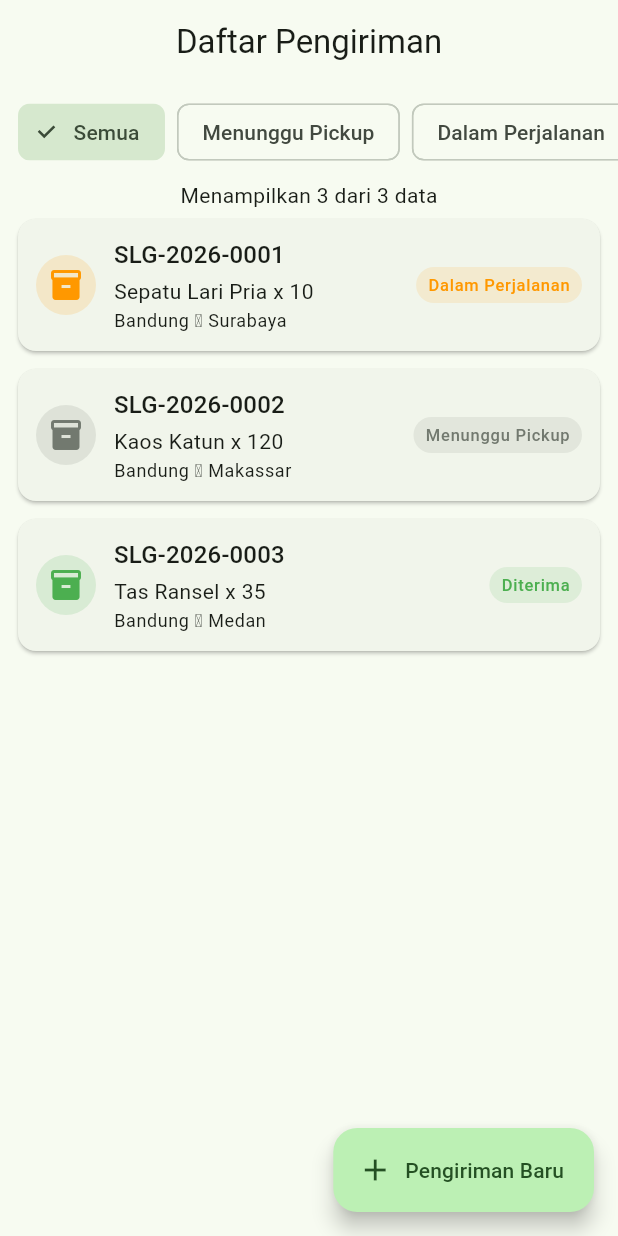
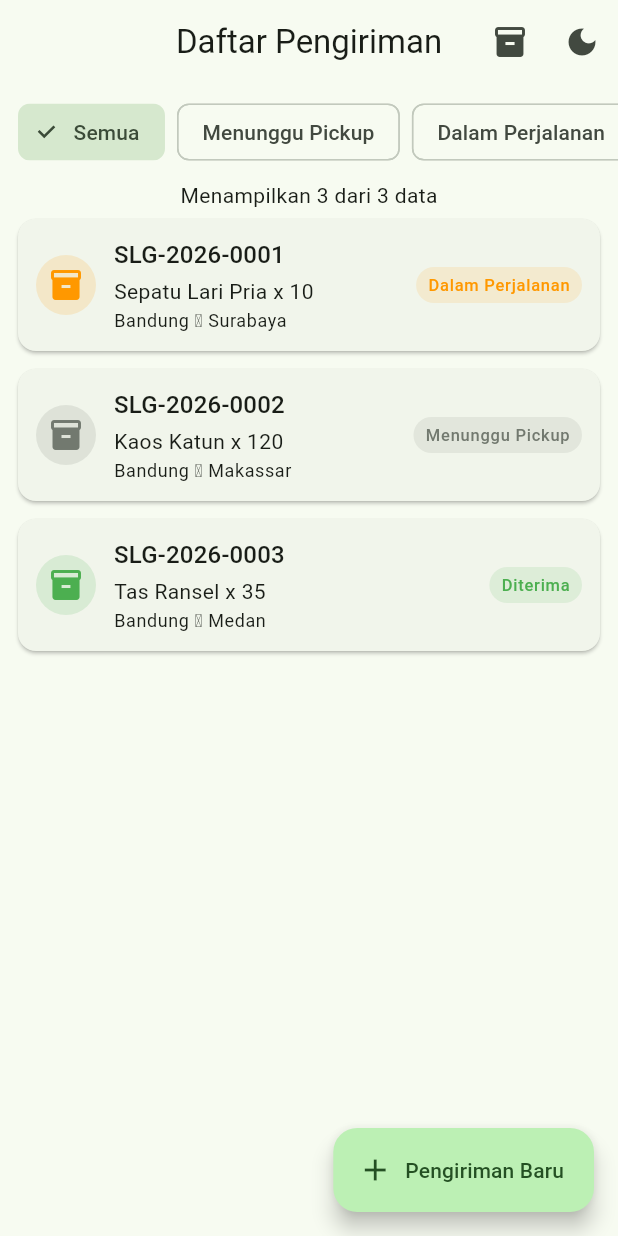
Before and after one commit to MuhammadBaihaqi0/silog-714240024, a Flutter app: the screen it shows after launch, on a phone screen of 412 x 824 dp. Run offline on Flutter 3.47's test engine with Material 3 defaults, Android fonts, the phone set to English and light mode, and no system bars; our stand-ins replace sembast, sembast_web, shared_preferences.

Commit message:
modul-08: penyimpanan data lokal menggunakan sembast dan shared_preferences

```diff
--- a/silog_app/lib/main.dart
+++ b/silog_app/lib/main.dart
@@ -1,20 +1,77 @@
 import 'package:flutter/material.dart';
 
+import 'data/preferensi.dart';
 import 'tampilan/daftar_pengiriman_page.dart';
 
 void main() => runApp(const SiLogApp());
 
-class SiLogApp extends StatelessWidget {
+/// Tugas 3: StatefulWidget agar dapat men-toggle dark mode
+class SiLogApp extends StatefulWidget {
   const SiLogApp({super.key});
+
+  /// Metode statis untuk toggle dark mode dari widget lain
+  static void toggleDarkMode(BuildContext context) {
+    final state = context.findAncestorStateOfType<SiLogAppState>();
+    state?.toggleDarkMode();
+  }
+
+  @override
+  State<SiLogApp> createState() => SiLogAppState();
+}
+
+class SiLogAppState extends State<SiLogApp> {
+  final _pref = Preferensi();
+  ThemeMode _themeMode = ThemeMode.light;
+
+  @override
+  void initState() {
+    super.initState();
+    _muatPreferensi();
+  }
+
+  Future<void> _muatPreferensi() async {
+    final gelap = await _pref.modeGelap();
+    if (!mounted) return;
+    setState(() {
+      _themeMode = gelap ? ThemeMode.dark : ThemeMode.light;
+    });
+  }
+
+  Future<void> toggleDarkMode() async {
+    final baruGelap = _themeMode == ThemeMode.light;
+    await _pref.setModeGelap(baruGelap);
+    if (!mounted) return;
+    setState(() {
+      _themeMode = baruGelap ? ThemeMode.dark : ThemeMode.light;
+    });
+  }
 
   @override
   Widget build(BuildContext context) {
     return MaterialApp(
       title: 'SiLog',
       debugShowCheckedModeBanner: false,
+      themeMode: _themeMode,
       theme: ThemeData(
         useMaterial3: true,
-        colorScheme: ColorScheme.fromSeed(seedColor: const Color(0xFF1B5E20)),
+        colorScheme: ColorScheme.fromSeed(
+          seedColor: const Color(0xFF1B5E20),
+        ),
+        cardTheme: CardThemeData(
+          elevation: 1,
+          shape: RoundedRectangleBorder(
+            borderRadius: BorderRadius.circular(12),
+          ),
+        ),
+        appBarTheme: const AppBarTheme(centerTitle: true),
+      ),
+      darkTheme: ThemeData(
+        useMaterial3: true,
+        brightness: Brightness.dark,
+        colorScheme: ColorScheme.fromSeed(
+          seedColor: const Color(0xFF1B5E20),
+          brightness: Brightness.dark,
+        ),
         cardTheme: CardThemeData(
           elevation: 1,
           shape: RoundedRectangleBorder(
--- /dev/null
+++ b/silog_app/lib/model/stok.dart
@@ -0,0 +1,46 @@
+class Stok {
+  final int? id;
+  final String kodeBarang;
+  final String namaBarang;
+  final String kodeGudang;
+  final int jumlah;
+  final DateTime diperbaruiPada;
+
+  Stok({
+    this.id,
+    required this.kodeBarang,
+    required this.namaBarang,
+    required this.kodeGudang,
+    required this.jumlah,
+    required this.diperbaruiPada,
+  });
+
+  Map<String, Object?> toMap() => {
+        'kodeBarang': kodeBarang,
+        'namaBarang': namaBarang,
+        'kodeGudang': kodeGudang,
+        'jumlah': jumlah,
+        'diperbaruiPada': diperbaruiPada.toIso8601String(),
+      };
+
+  factory Stok.fromMap(int id, Map<String, Object?> map) => Stok(
+        id: id,
+        kodeBarang: map['kodeBarang'] as String,
+        namaBarang: map['namaBarang'] as String,
+        kodeGudang: map['kodeGudang'] as String,
+        jumlah: map['jumlah'] as int,
+        diperbaruiPada: DateTime.parse(map['diperbaruiPada'] as String),
+      );
+
+  Stok salinDengan({int? jumlah}) => Stok(
+        id: id,
+        kodeBarang: kodeBarang,
+        namaBarang: namaBarang,
+        kodeGudang: kodeGudang,
+        jumlah: jumlah ?? this.jumlah,
+        diperbaruiPada: DateTime.now(),
+      );
+
+  @override
+  String toString() => '[$kodeBarang] $namaBarang @ $kodeGudang = $jumlah';
+}
--- a/silog_app/lib/tampilan/daftar_pengiriman_page.dart
+++ b/silog_app/lib/tampilan/daftar_pengiriman_page.dart
@@ -1,9 +1,11 @@
 import 'package:flutter/material.dart';
 import '../data/data_contoh.dart';
+import '../main.dart';
 import '../model/pengiriman.dart';
 import '../widget/kartu_pengiriman.dart';
 import 'detail_pengiriman_page.dart';
 import 'form_pengiriman_page.dart';
+import 'stok_page.dart';
 
 class DaftarPengirimanPage extends StatefulWidget {
   const DaftarPengirimanPage({super.key});
@@ -55,7 +57,28 @@ class _DaftarPengirimanPageState extends State<DaftarPengirimanPage> {
     const opsi = ['Semua', 'Menunggu Pickup', 'Dalam Perjalanan', 'Diterima'];
 
     return Scaffold(
-      appBar: AppBar(title: const Text('Daftar Pengiriman')),
+      appBar: AppBar(
+        title: const Text('Daftar Pengiriman'),
+        actions: [
+          IconButton(
+            icon: const Icon(Icons.inventory),
+            tooltip: 'Stok Gudang',
+            onPressed: () => Navigator.push(
+              context,
+              MaterialPageRoute(builder: (_) => const StokPage()),
+            ),
+          ),
+          IconButton(
+            icon: Icon(
+              Theme.of(context).brightness == Brightness.dark
+                  ? Icons.light_mode
+                  : Icons.dark_mode,
+            ),
+            tooltip: 'Mode Gelap/Terang',
+            onPressed: () => SiLogApp.toggleDarkMode(context),
+          ),
+        ],
+      ),
       body: Column(
         children: [
           SingleChildScrollView(
--- a/silog_app/pubspec.yaml
+++ b/silog_app/pubspec.yaml
@@ -34,6 +34,10 @@ dependencies:
   # The following adds the Cupertino Icons font to your application.
   # Use with the CupertinoIcons class for iOS style icons.
   cupertino_icons: ^1.0.8
+  shared_preferences: ^2.5.6
+  sembast: ^3.10.1
+  sembast_web: ^2.4.7
+  path_provider: ^2.1.6
 
 dev_dependencies:
   flutter_test:
```
Also changed, not shown: silog_app/lib/data/preferensi.dart (added, +42 -0 lines), silog_app/lib/data/stok_repository.dart (added, +92 -0 lines), silog_app/lib/tampilan/stok_page.dart (added, +330 -0 lines), silog_app/pubspec.lock, 3 other files.
